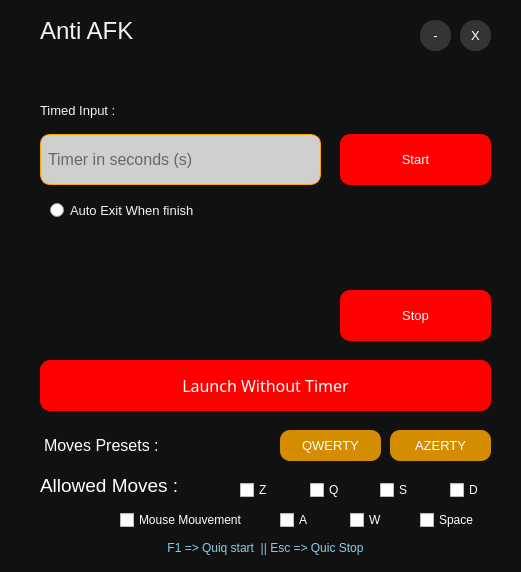
Before: the Qt Designer form ui/main.ui in wissemzidi/Anti-AFK, drawn with Qt 5.
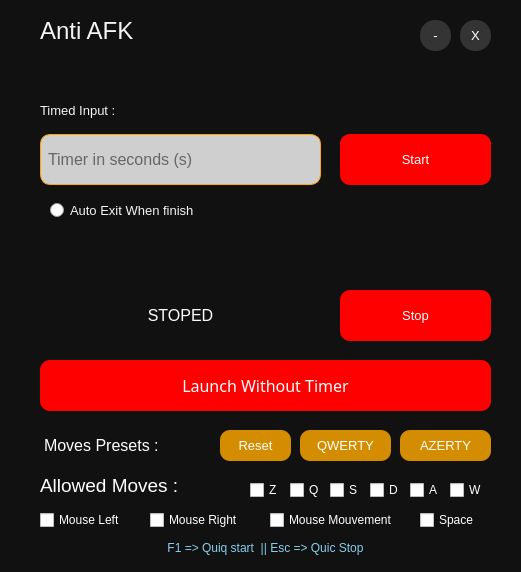
After: the same form once the commit is applied.

What changed in the file:
```diff
--- a/ui/main.ui
+++ b/ui/main.ui
@@ -213,7 +213,7 @@
     <rect>
      <x>420</x>
      <y>510</y>
-     <width>71</width>
+     <width>61</width>
      <height>20</height>
     </rect>
    </property>
@@ -249,9 +249,9 @@
   <widget class="QCheckBox" name="ZBtn">
    <property name="geometry">
     <rect>
-     <x>240</x>
+     <x>250</x>
      <y>480</y>
-     <width>61</width>
+     <width>31</width>
      <height>20</height>
     </rect>
    </property>
@@ -265,9 +265,9 @@
   <widget class="QCheckBox" name="QBtn">
    <property name="geometry">
     <rect>
-     <x>310</x>
+     <x>290</x>
      <y>480</y>
-     <width>51</width>
+     <width>31</width>
      <height>20</height>
     </rect>
    </property>
@@ -281,9 +281,9 @@
   <widget class="QCheckBox" name="SBtn">
    <property name="geometry">
     <rect>
-     <x>380</x>
+     <x>330</x>
      <y>480</y>
-     <width>51</width>
+     <width>31</width>
      <height>20</height>
     </rect>
    </property>
@@ -297,9 +297,9 @@
   <widget class="QCheckBox" name="DBtn">
    <property name="geometry">
     <rect>
-     <x>450</x>
+     <x>370</x>
      <y>480</y>
-     <width>41</width>
+     <width>31</width>
      <height>20</height>
     </rect>
    </property>
@@ -313,9 +313,9 @@
   <widget class="QCheckBox" name="WBtn">
    <property name="geometry">
     <rect>
-     <x>350</x>
-     <y>510</y>
-     <width>51</width>
+     <x>450</x>
+     <y>480</y>
+     <width>41</width>
      <height>20</height>
     </rect>
    </property>
@@ -329,9 +329,9 @@
   <widget class="QCheckBox" name="ABtn">
    <property name="geometry">
     <rect>
-     <x>280</x>
-     <y>510</y>
-     <width>51</width>
+     <x>410</x>
+     <y>480</y>
+     <width>31</width>
      <height>20</height>
     </rect>
    </property>
@@ -345,9 +345,9 @@
   <widget class="QPushButton" name="qwertyPreset">
    <property name="geometry">
     <rect>
-     <x>280</x>
+     <x>300</x>
      <y>430</y>
-     <width>101</width>
+     <width>91</width>
      <height>31</height>
     </rect>
    </property>
@@ -372,9 +372,9 @@
   <widget class="QPushButton" name="azertyPreset">
    <property name="geometry">
     <rect>
-     <x>390</x>
+     <x>400</x>
      <y>430</y>
-     <width>101</width>
+     <width>91</width>
      <height>31</height>
     </rect>
    </property>
@@ -401,7 +401,7 @@
     <rect>
      <x>44</x>
      <y>430</y>
-     <width>191</width>
+     <width>161</width>
      <height>31</height>
     </rect>
    </property>
@@ -566,7 +566,7 @@
     <string notr="true">color: white;</string>
    </property>
    <property name="text">
-    <string/>
+    <string>STOPED</string>
    </property>
    <property name="alignment">
     <set>Qt::AlignCenter</set>
@@ -575,9 +575,9 @@
   <widget class="QCheckBox" name="checkBox">
    <property name="geometry">
     <rect>
-     <x>120</x>
+     <x>270</x>
      <y>510</y>
-     <width>141</width>
+     <width>131</width>
      <height>20</height>
     </rect>
    </property>
@@ -585,6 +585,59 @@
     <string>Mouse Mouvement</string>
    </property>
   </widget>
+  <widget class="QPushButton" name="resetPreset">
+   <property name="geometry">
+    <rect>
+     <x>220</x>
+     <y>430</y>
+     <width>71</width>
+     <height>31</height>
+    </rect>
+   </property>
+   <property name="font">
+    <font>
+     <family>Segoe UI</family>
+     <pointsize>10</pointsize>
+     <weight>50</weight>
+     <bold>false</bold>
+    </font>
+   </property>
+   <property name="cursor">
+    <cursorShape>PointingHandCursor</cursorShape>
+   </property>
+   <property name="styleSheet">
+    <string notr="true">background-color: rgb(212, 141, 0) ;</string>
+   </property>
+   <property name="text">
+    <string>Reset</string>
+   </property>
+  </widget>
+  <widget class="QCheckBox" name="mouseRight">
+   <property name="geometry">
+    <rect>
+     <x>150</x>
+     <y>510</y>
+     <width>101</width>
+     <height>20</height>
+    </rect>
+   </property>
+   <property name="text">
+    <string>Mouse Right</string>
+   </property>
+  </widget>
+  <widget class="QCheckBox" name="mouseLeft">
+   <property name="geometry">
+    <rect>
+     <x>40</x>
+     <y>510</y>
+     <width>91</width>
+     <height>20</height>
+    </rect>
+   </property>
+   <property name="text">
+    <string>Mouse Left</string>
+   </property>
+  </widget>
  </widget>
  <resources>
   <include location="uiResources.qrc"/>
```
Left out of the diff: 2 changed lines with no effect on the pictures.
